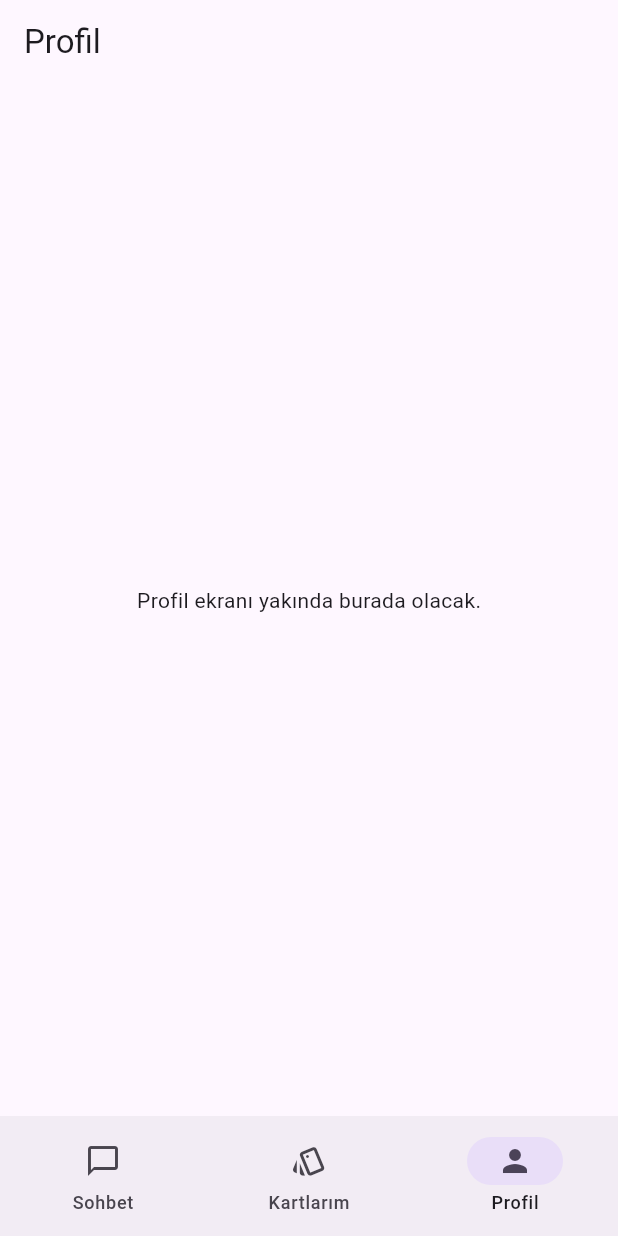
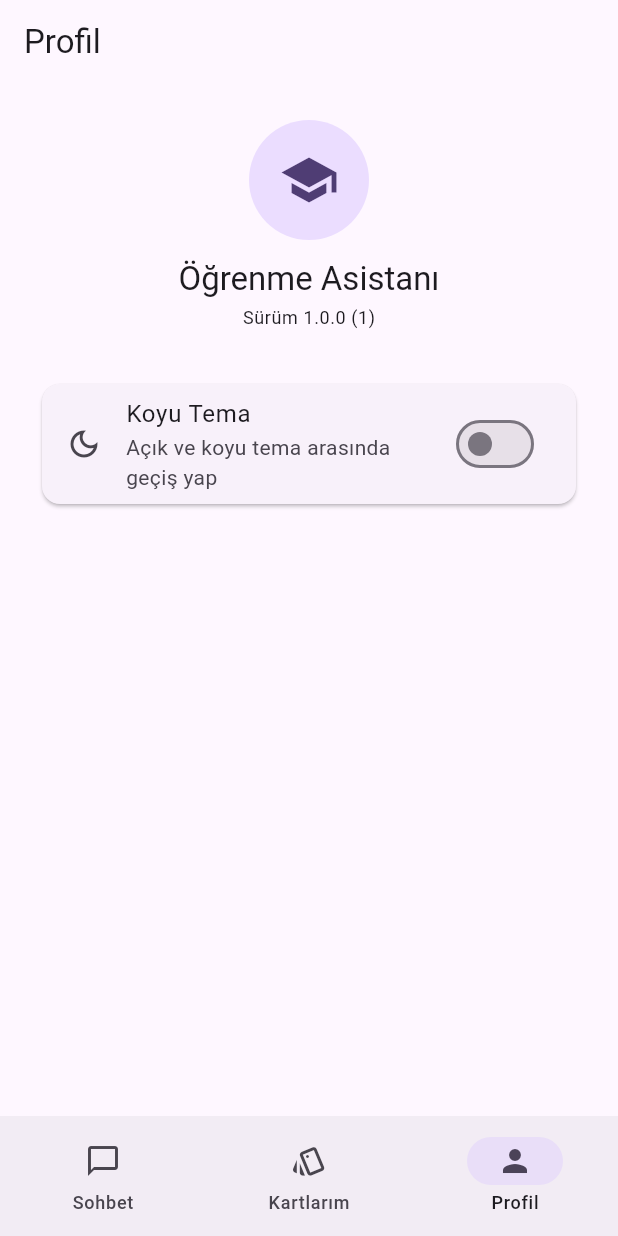
Before and after one commit to MelihAliCagman/ogrenme-asistani, a Flutter app: the screen it shows after launch, item 3 of the bottom bar chosen, on a phone screen of 412 x 824 dp. Run offline on Flutter 3.47's test engine with Material 3 defaults, Android fonts, the phone set to English and light mode, and no system bars; our stand-ins replace flutter_dotenv, package_info_plus, shared_preferences.

Commit message:
Profil sekmesine uygulama bilgisi ve kalıcı açık/koyu tema anahtarı ekle

```diff
--- a/lib/main.dart
+++ b/lib/main.dart
@@ -1,10 +1,12 @@
 import 'package:flutter/material.dart';
 import 'package:flutter_dotenv/flutter_dotenv.dart';
 import 'package:ogrenme_asistani/screens/splash_screen.dart';
+import 'package:ogrenme_asistani/services/theme_controller.dart';
 
 void main() async {
   WidgetsFlutterBinding.ensureInitialized();
   await dotenv.load(fileName: '.env');
+  await ThemeController.initialize();
   runApp(const OgrenmeAsistaniApp());
 }
 
@@ -13,13 +15,26 @@ class OgrenmeAsistaniApp extends StatelessWidget {
 
   @override
   Widget build(BuildContext context) {
+    return ValueListenableBuilder<ThemeMode>(
+      valueListenable: ThemeController.themeMode,
+      builder: (context, mode, _) {
         return MaterialApp(
           title: 'Öğrenme Asistanı',
           theme: ThemeData(
             colorScheme: ColorScheme.fromSeed(seedColor: Colors.deepPurple),
             useMaterial3: true,
           ),
+          darkTheme: ThemeData(
+            colorScheme: ColorScheme.fromSeed(
+              seedColor: Colors.deepPurple,
+              brightness: Brightness.dark,
+            ),
+            useMaterial3: true,
+          ),
+          themeMode: mode,
           home: const SplashScreen(),
+        );
+      },
     );
   }
 }
--- a/lib/screens/profile_screen.dart
+++ b/lib/screens/profile_screen.dart
@@ -1,14 +1,83 @@
 import 'package:flutter/material.dart';
+import 'package:ogrenme_asistani/services/theme_controller.dart';
+import 'package:package_info_plus/package_info_plus.dart';
 
-class ProfileScreen extends StatelessWidget {
+class ProfileScreen extends StatefulWidget {
   const ProfileScreen({super.key});
 
   @override
+  State<ProfileScreen> createState() => _ProfileScreenState();
+}
+
+class _ProfileScreenState extends State<ProfileScreen> {
+  String? _versionLabel;
+
+  @override
+  void initState() {
+    super.initState();
+    _loadVersion();
+  }
+
+  Future<void> _loadVersion() async {
+    final info = await PackageInfo.fromPlatform();
+    if (!mounted) return;
+    setState(() {
+      _versionLabel = 'Sürüm ${info.version} (${info.buildNumber})';
+    });
+  }
+
+  @override
   Widget build(BuildContext context) {
+    final colorScheme = Theme.of(context).colorScheme;
+
     return Scaffold(
       appBar: AppBar(title: const Text('Profil')),
-      body: const Center(
-        child: Text('Profil ekranı yakında burada olacak.'),
+      body: ListView(
+        padding: const EdgeInsets.all(24),
+        children: [
+          Center(
+            child: Column(
+              children: [
+                CircleAvatar(
+                  radius: 40,
+                  backgroundColor: colorScheme.primaryContainer,
+                  child: Icon(
+                    Icons.school,
+                    size: 40,
+                    color: colorScheme.onPrimaryContainer,
+                  ),
+                ),
+                const SizedBox(height: 12),
+                Text(
+                  'Öğrenme Asistanı',
+                  style: Theme.of(context).textTheme.titleLarge,
+                ),
+                const SizedBox(height: 4),
+                Text(
+                  _versionLabel ?? 'Sürüm bilgisi yükleniyor...',
+                  style: Theme.of(context).textTheme.bodySmall,
+                ),
+              ],
+            ),
+          ),
+          const SizedBox(height: 32),
+          ValueListenableBuilder<ThemeMode>(
+            valueListenable: ThemeController.themeMode,
+            builder: (context, mode, _) {
+              return Card(
+                child: SwitchListTile(
+                  secondary: const Icon(Icons.dark_mode_outlined),
+                  title: const Text('Koyu Tema'),
+                  subtitle: const Text('Açık ve koyu tema arasında geçiş yap'),
+                  value: mode == ThemeMode.dark,
+                  onChanged: (isDark) {
+                    ThemeController.setDarkMode(isDark);
+                  },
+                ),
+              );
+            },
+          ),
+        ],
       ),
     );
   }
--- /dev/null
+++ b/lib/services/theme_controller.dart
@@ -0,0 +1,21 @@
+import 'package:flutter/material.dart';
+import 'package:ogrenme_asistani/services/theme_repository.dart';
+
+class ThemeController {
+  ThemeController._();
+
+  static final ValueNotifier<ThemeMode> themeMode = ValueNotifier(
+    ThemeMode.light,
+  );
+  static final ThemeRepository _repository = ThemeRepository();
+
+  static Future<void> initialize() async {
+    themeMode.value = await _repository.load();
+  }
+
+  static Future<void> setDarkMode(bool isDark) async {
+    final mode = isDark ? ThemeMode.dark : ThemeMode.light;
+    themeMode.value = mode;
+    await _repository.save(mode);
+  }
+}
--- /dev/null
+++ b/lib/services/theme_repository.dart
@@ -0,0 +1,17 @@
+import 'package:flutter/material.dart';
+import 'package:shared_preferences/shared_preferences.dart';
+
+class ThemeRepository {
+  static const _storageKey = 'theme_mode';
+
+  Future<ThemeMode> load() async {
+    final prefs = await SharedPreferences.getInstance();
+    final raw = prefs.getString(_storageKey);
+    return raw == 'dark' ? ThemeMode.dark : ThemeMode.light;
+  }
+
+  Future<void> save(ThemeMode mode) async {
+    final prefs = await SharedPreferences.getInstance();
+    await prefs.setString(_storageKey, mode == ThemeMode.dark ? 'dark' : 'light');
+  }
+}
--- a/pubspec.yaml
+++ b/pubspec.yaml
@@ -37,6 +37,7 @@ dependencies:
   flutter_dotenv: ^6.0.1
   http: ^1.6.0
   shared_preferences: ^2.5.5
+  package_info_plus: ^10.2.1
 
 dev_dependencies:
   flutter_test:
```
Also changed, not shown: pubspec.lock, 1 other file. Lines whose indentation alone changed are shown as unchanged.
